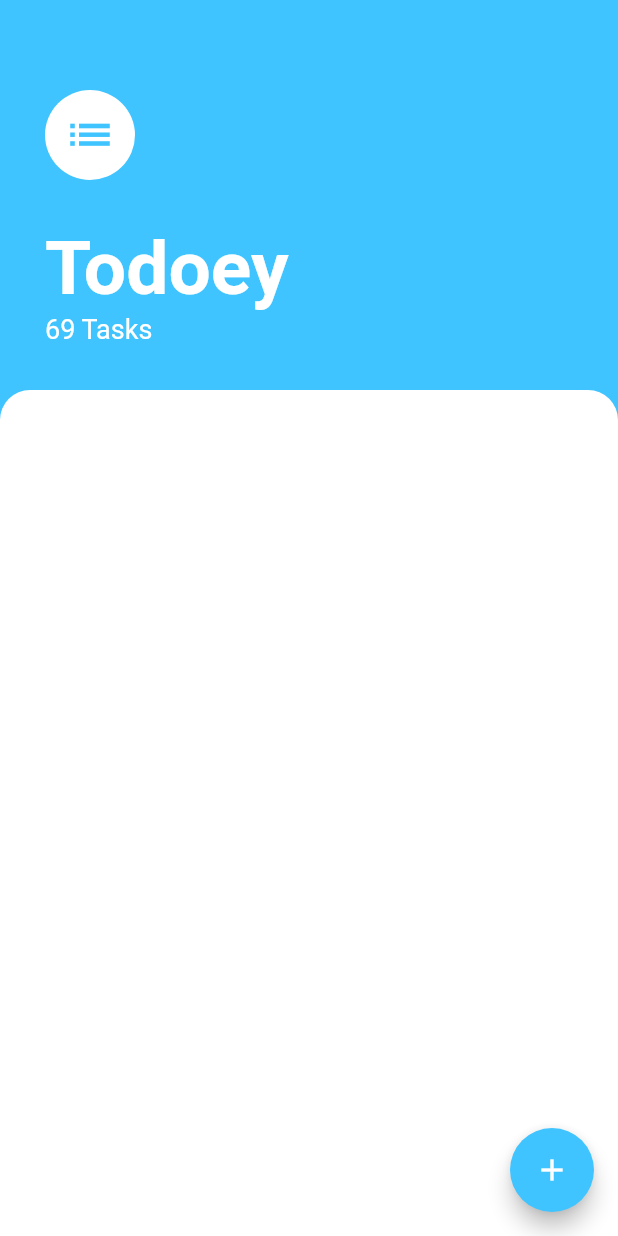
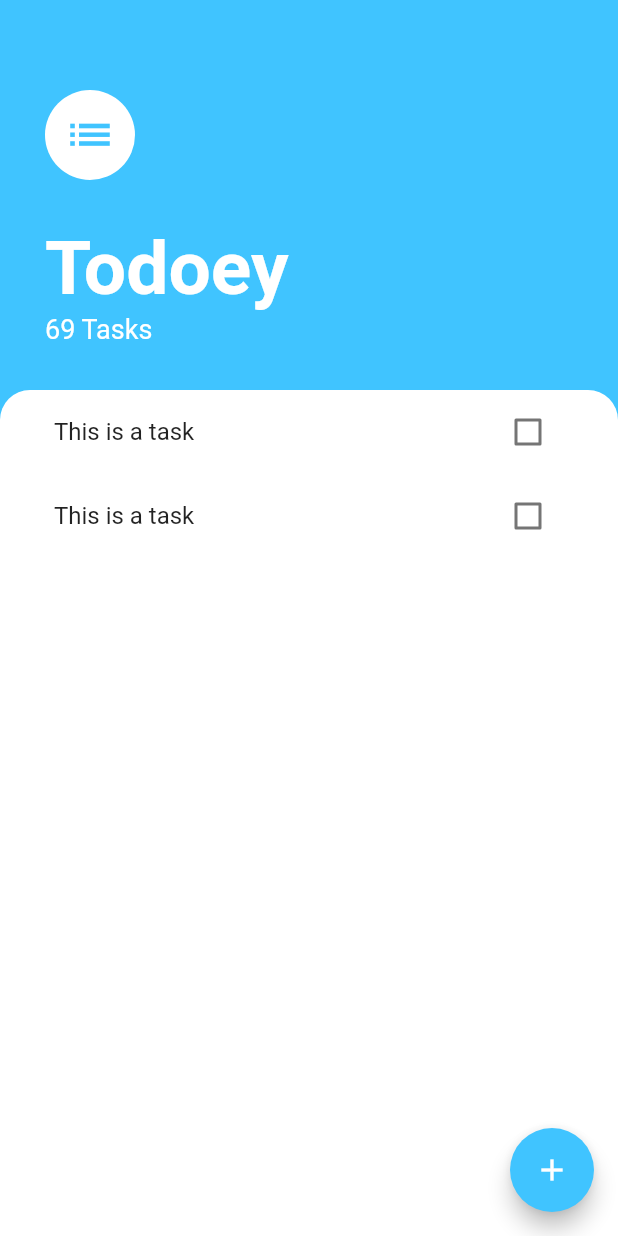
Before and after one commit to Tolskiee/todoey, a Flutter app: the screen it shows after launch, on a phone screen of 412 x 824 dp. Run offline on Flutter 3.47's test engine with Material 2 defaults, Android fonts, the phone set to English and light mode, and no system bars; missing offline and left inert: dart:ffi.

Commit message:
Creating tasklist and tasktiles

```diff
--- a/lib/screens/tasks_screen.dart
+++ b/lib/screens/tasks_screen.dart
@@ -1,16 +1,17 @@
 import 'dart:ffi';
 
 import 'package:flutter/material.dart';
+import 'package:todoey/widgets/task_list.dart';
 
 class TasksScreen extends StatelessWidget {
-  const TasksScreen({Key? key}) : super(key: key);
-
   @override
   Widget build(BuildContext context) {
     return Scaffold(
       backgroundColor: Colors.lightBlueAccent,
       floatingActionButton: FloatingActionButton(
-        onPressed: () {},
+        onPressed: () {
+          //input new task
+        },
         backgroundColor: Colors.lightBlueAccent,
         child: Icon(Icons.add),
       ),
@@ -58,6 +59,7 @@ class TasksScreen extends StatelessWidget {
           ),
           Expanded(
             child: Container(
+              padding: EdgeInsets.symmetric(horizontal: 20.0),
               height: 300,
               decoration: BoxDecoration(
                 color: Colors.white,
@@ -66,6 +68,7 @@ class TasksScreen extends StatelessWidget {
                   topRight: Radius.circular(20),
                 ),
               ),
+              child: TasksList(),
             ),
           )
         ],
--- /dev/null
+++ b/lib/widgets/task_list.dart
@@ -0,0 +1,14 @@
+import 'package:flutter/material.dart';
+import 'task_tile.dart';
+
+class TasksList extends StatelessWidget {
+  @override
+  Widget build(BuildContext context) {
+    return ListView(
+      children: [
+        TaskTile(),
+        TaskTile(),
+      ],
+    );
+  }
+}
--- /dev/null
+++ b/lib/widgets/task_tile.dart
@@ -0,0 +1,19 @@
+import 'package:flutter/material.dart';
+
+class TaskTile extends StatelessWidget {
+  @override
+  Widget build(BuildContext context) {
+    return ListTile(
+      title: Text('This is a task'),
+      trailing: Checkbox(
+        checkColor: Colors.white,
+        value: false,
+        onChanged: (bool? value) {
+          setState() {
+            value = true;
+          }
+        },
+      ),
+    );
+  }
+}
```
